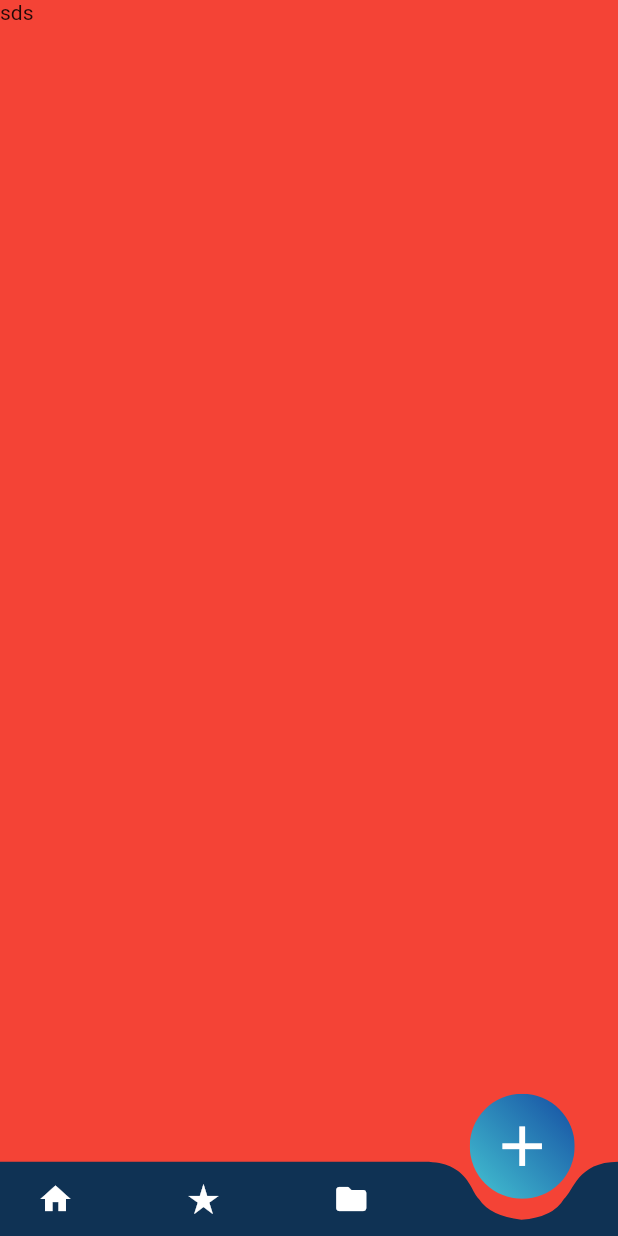
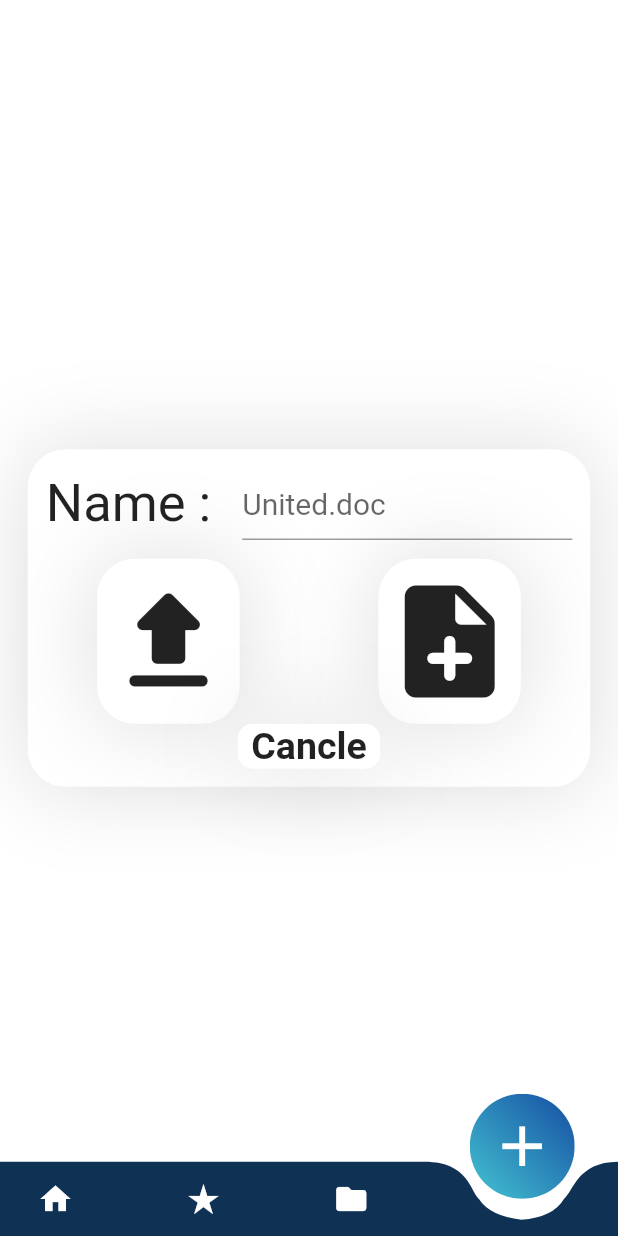
Before and after one commit to tetrex/docscanner-projectV1.2, a Flutter app: the screen it shows after launch, after a tap on the "star rate" icon, on a phone screen of 412 x 824 dp. Run offline on Flutter 3.47's test engine with Material 2 defaults, Android fonts, the phone set to English and light mode, and no system bars; missing offline and left inert: circular_reveal_animation, proste_bezier_curve; Roboto replaces fonts that are missing (Poppins).

Commit message:
added FAB animation ,POPup Card

```diff
--- a/lib/Screens/Screen1/Screen1.dart
+++ b/lib/Screens/Screen1/Screen1.dart
@@ -1,3 +1,4 @@
+import 'package:doc_scanner/Utils/NewDocPopUpCard.dart';
 import 'package:flutter/material.dart';
 
 class Screen1 extends StatefulWidget {
@@ -10,6 +11,11 @@ class Screen1 extends StatefulWidget {
 class _Screen1State extends State<Screen1> {
   @override
   Widget build(BuildContext context) {
-    return Container(color: Colors.red, child: Text("sds"));
+    return Container(
+      color: Colors.white,
+      child: Center(
+        child: NewDOcPopUpCard(),
+      ),
+    );
   }
 }
--- /dev/null
+++ b/lib/Utils/NewDocPopUpCard.dart
@@ -0,0 +1,115 @@
+import 'package:flutter/material.dart';
+
+class NewDOcPopUpCard extends StatelessWidget {
+  const NewDOcPopUpCard({
+    Key? key,
+  }) : super(key: key);
+
+  @override
+  Widget build(BuildContext context) {
+    return Container(
+      height: 225,
+      width: 375,
+      decoration: BoxDecoration(
+        boxShadow: [
+          BoxShadow(color: Colors.black12, blurRadius: 50, spreadRadius: 2)
+        ],
+        color: Colors.white,
+        borderRadius: BorderRadius.circular(25),
+      ),
+      child: Column(
+        mainAxisAlignment: MainAxisAlignment.start,
+        children: [
+          Container(
+            child: Row(
+              mainAxisAlignment: MainAxisAlignment.start,
+              children: [
+                Padding(
+                  padding: const EdgeInsets.only(
+                      left: 12, top: 16, right: 12, bottom: 16),
+                  child: Text(
+                    "Name : ",
+                    style: TextStyle(fontFamily: "Poppins", fontSize: 35),
+                  ),
+                ),
+                Container(
+                  width: 220,
+                  child: TextField(
+                    decoration: InputDecoration(
+                      hintStyle: TextStyle(fontSize: 20),
+                      hintText: "United.doc",
+                    ),
+                  ),
+                )
+              ],
+            ),
+          ),
+          Container(
+            child: Row(
+              mainAxisAlignment: MainAxisAlignment.spaceAround,
+              children: [
+                Container(
+                  height: 110,
+                  width: 95,
+                  decoration: BoxDecoration(
+                    boxShadow: [
+                      BoxShadow(
+                          color: Colors.black12,
+                          blurRadius: 50,
+                          spreadRadius: 2)
+                    ],
+                    color: Colors.white,
+                    borderRadius: BorderRadius.circular(25),
+                  ),
+                  child: Icon(
+                    Icons.upload_rounded,
+                    size: 90,
+                  ),
+                ),
+                Container(
+                  height: 110,
+                  width: 95,
+                  decoration: BoxDecoration(
+                    boxShadow: [
+                      BoxShadow(
+                          color: Colors.black12,
+                          blurRadius: 50,
+                          spreadRadius: 2)
+                    ],
+                    color: Colors.white,
+                    borderRadius: BorderRadius.circular(25),
+                  ),
+                  child: Icon(
+                    Icons.note_add_rounded,
+                    size: 90,
+                  ),
+                ),
+              ],
+            ),
+          ),
+          Container(
+            height: 30,
+            width: 95,
+            decoration: BoxDecoration(
+              boxShadow: [
+                BoxShadow(
+                    color: Colors.black12, blurRadius: 50, spreadRadius: 2)
+              ],
+              color: Colors.white,
+              borderRadius: BorderRadius.circular(10),
+            ),
+            child: Center(
+              child: Text(
+                "Cancle",
+                style: TextStyle(
+                    fontFamily: "Poppins",
+                    fontSize: 25,
+                    fontWeight: FontWeight.bold),
+              ),
+            ),
+          )
+        ],
+      ),
+    );
+  }
+}
--- a/lib/Widgets/NavBar/Button.dart
+++ b/lib/Widgets/NavBar/Button.dart
@@ -1,4 +1,6 @@
+import 'package:circular_reveal_animation/circular_reveal_animation.dart';
 import 'package:flutter/material.dart';
+import 'package:proste_bezier_curve/proste_bezier_curve.dart';
 
 class Button extends StatefulWidget {
   const Button({Key? key}) : super(key: key);
@@ -23,7 +25,7 @@ class _ButtonState extends State<Button> {
         // color: Colors.amber[400],
         child: Center(
           child: GestureDetector(
-            onTap: () => {print("tap")},
+            onTap: () => showRevealImageDialog(context),
             child: Icon(
               Icons.add,
               size: 45,
@@ -35,3 +37,42 @@ class _ButtonState extends State<Button> {
     );
   }
 }
+
+//FAB Reval Animation
+void showRevealImageDialog(BuildContext context) {
+  showGeneralDialog(
+    context: context,
+    barrierDismissible: true,
+    barrierLabel: "Label",
+    transitionDuration: Duration(milliseconds: 200),
+    pageBuilder: (context, anim1, anim2) {
+      return Align(
+        alignment: Alignment.bottomCenter,
+        child: ClipPath(
+          clipper: ProsteBezierCurve(
+            position: ClipPosition.top,
+            list: [
+              BezierCurveSection(
+                start: Offset(MediaQuery.of(context).size.width, 50),
+                top: Offset(MediaQuery.of(context).size.width * 0.5, 0),
+                end: Offset(0, 50),
+              ),
+            ],
+          ),
+          child: Container(
+            color: Colors.blue,
+            height: MediaQuery.of(context).size.height * 0.7,
+            width: MediaQuery.of(context).size.width * 1,
+          ),
+        ),
+      );
+    },
+    transitionBuilder: (context, anim1, anim2, child) {
+      return CircularRevealAnimation(
+        child: child,
+        animation: anim1,
+        centerAlignment: Alignment(0.55, 0.83),
+      );
+    },
+  );
+}
--- a/pubspec.yaml
+++ b/pubspec.yaml
@@ -29,6 +29,8 @@ dependencies:
   # Use with the CupertinoIcons class for iOS style icons.
   cupertino_icons: ^1.0.2
   provider: ^5.0.0
+  circular_reveal_animation:
+  proste_bezier_curve:
   # jumping_bottom_nav_bar : 0.0.5
 
 dev_dependencies:
```
Also changed, not shown: pubspec.lock.
